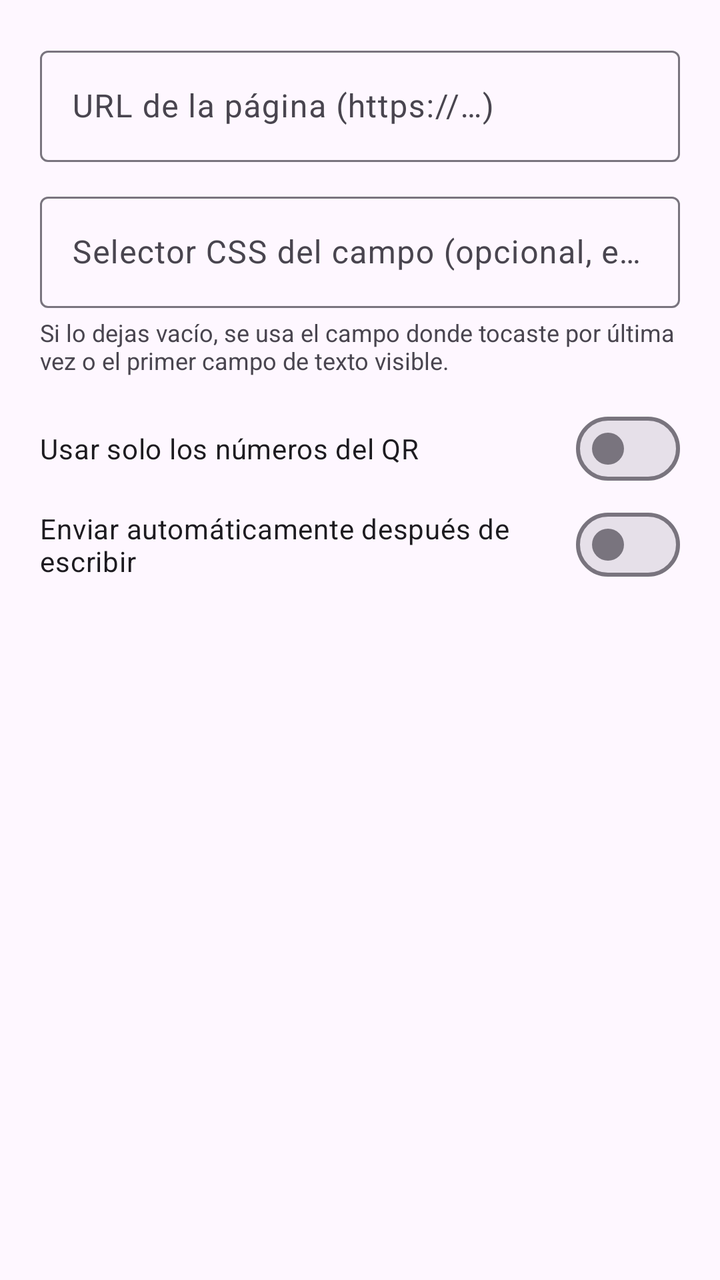
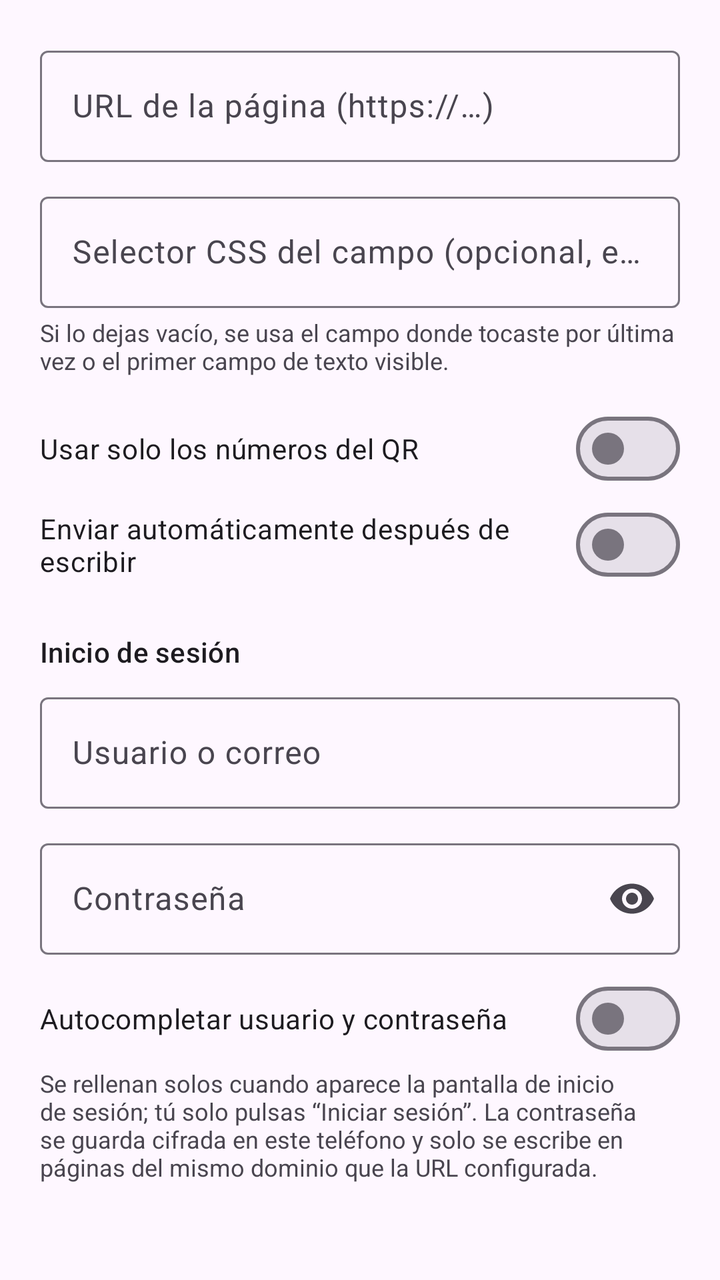

Before-and-after screenshots of an Android layout around one commit, followed by the original layout XML and the change that was made.
<!-- AndroidManifest.xml: application theme Theme.QrParking -->
<!-- res/layout/dialog_settings.xml -->
<?xml version="1.0" encoding="utf-8"?>
<ScrollView xmlns:android="http://schemas.android.com/apk/res/android"
    android:layout_width="match_parent"
    android:layout_height="wrap_content">

    <LinearLayout
        android:layout_width="match_parent"
        android:layout_height="wrap_content"
        android:orientation="vertical"
        android:padding="20dp">

        <com.google.android.material.textfield.TextInputLayout
            android:layout_width="match_parent"
            android:layout_height="wrap_content"
            android:hint="@string/url_hint">

            <com.google.android.material.textfield.TextInputEditText
                android:id="@+id/editUrl"
                android:layout_width="match_parent"
                android:layout_height="wrap_content"
                android:inputType="textUri" />
        </com.google.android.material.textfield.TextInputLayout>

        <com.google.android.material.textfield.TextInputLayout
            android:layout_width="match_parent"
            android:layout_height="wrap_content"
            android:layout_marginTop="12dp"
            android:hint="@string/selector_hint">

            <com.google.android.material.textfield.TextInputEditText
                android:id="@+id/editSelector"
                android:layout_width="match_parent"
                android:layout_height="wrap_content"
                android:inputType="text" />
        </com.google.android.material.textfield.TextInputLayout>

        <TextView
            android:layout_width="match_parent"
            android:layout_height="wrap_content"
            android:layout_marginTop="4dp"
            android:text="@string/selector_help"
            android:textSize="12sp" />

        <com.google.android.material.materialswitch.MaterialSwitch
            android:id="@+id/switchDigits"
            android:layout_width="match_parent"
            android:layout_height="wrap_content"
            android:layout_marginTop="12dp"
            android:text="@string/digits_only" />

        <com.google.android.material.materialswitch.MaterialSwitch
            android:id="@+id/switchSubmit"
            android:layout_width="match_parent"
            android:layout_height="wrap_content"
            android:text="@string/auto_submit" />
    </LinearLayout>
</ScrollView>
<!-- resources referenced by this layout -->
<resources>
  <string name="auto_submit">Enviar automáticamente después de escribir</string>
  <string name="digits_only">Usar solo los números del QR</string>
  <string name="selector_help">Si lo dejas vacío, se usa el campo donde tocaste por última vez o el primer campo de texto visible.</string>
  <string name="selector_hint">Selector CSS del campo (opcional, ej. #codigo)</string>
  <string name="url_hint">URL de la página (https://…)</string>
  <style name="Theme.QrParking" parent="Theme.Material3.DayNight.NoActionBar">
          <item name="colorPrimary">@color/brand</item>
          <item name="colorOnPrimary">@color/on_brand</item>
          <item name="colorPrimaryContainer">@color/brand</item>
          <item name="colorOnPrimaryContainer">@color/on_brand</item>
          <item name="android:statusBarColor">@color/brand_dark</item>
      </style>
  <color name="brand">#1565C0</color>
  <color name="on_brand">#FFFFFF</color>
  <color name="brand_dark">#0D47A1</color>
</resources>

<!-- the commit's change to res/layout/dialog_settings.xml (unified diff, before → after) -->
@@ -1,5 +1,6 @@
 <?xml version="1.0" encoding="utf-8"?>
 <ScrollView xmlns:android="http://schemas.android.com/apk/res/android"
+    xmlns:app="http://schemas.android.com/apk/res-auto"
     android:layout_width="match_parent"
     android:layout_height="wrap_content">
 
@@ -53,5 +54,52 @@
             android:layout_width="match_parent"
             android:layout_height="wrap_content"
             android:text="@string/auto_submit" />
+
+        <TextView
+            android:layout_width="match_parent"
+            android:layout_height="wrap_content"
+            android:layout_marginTop="20dp"
+            android:text="@string/login_section"
+            android:textAppearance="?attr/textAppearanceTitleSmall" />
+
+        <com.google.android.material.textfield.TextInputLayout
+            android:layout_width="match_parent"
+            android:layout_height="wrap_content"
+            android:layout_marginTop="8dp"
+            android:hint="@string/username_hint">
+
+            <com.google.android.material.textfield.TextInputEditText
+                android:id="@+id/editUser"
+                android:layout_width="match_parent"
+                android:layout_height="wrap_content"
+                android:inputType="text" />
+        </com.google.android.material.textfield.TextInputLayout>
+
+        <com.google.android.material.textfield.TextInputLayout
+            android:layout_width="match_parent"
+            android:layout_height="wrap_content"
+            android:layout_marginTop="12dp"
+            android:hint="@string/password_hint"
+            app:endIconMode="password_toggle">
+
+            <com.google.android.material.textfield.TextInputEditText
+                android:id="@+id/editPass"
+                android:layout_width="match_parent"
+                android:layout_height="wrap_content"
+                android:inputType="textPassword" />
+        </com.google.android.material.textfield.TextInputLayout>
+
+        <com.google.android.material.materialswitch.MaterialSwitch
+            android:id="@+id/switchAutoLogin"
+            android:layout_width="match_parent"
+            android:layout_height="wrap_content"
+            android:layout_marginTop="8dp"
+            android:text="@string/auto_login" />
+
+        <TextView
+            android:layout_width="match_parent"
+            android:layout_height="wrap_content"
+            android:text="@string/login_help"
+            android:textSize="12sp" />
     </LinearLayout>
 </ScrollView>
<!-- resource entries referenced after the edit -->
@@ -1,10 +1,15 @@
 <!-- resources referenced by this layout -->
 <resources>
+  <string name="auto_login">Autocompletar usuario y contraseña</string>
   <string name="auto_submit">Enviar automáticamente después de escribir</string>
   <string name="digits_only">Usar solo los números del QR</string>
+  <string name="login_help">Se rellenan solos cuando aparece la pantalla de inicio de sesión; tú solo pulsas “Iniciar sesión”. La contraseña se guarda cifrada en este teléfono y solo se escribe en páginas del mismo dominio que la URL configurada.</string>
+  <string name="login_section">Inicio de sesión</string>
+  <string name="password_hint">Contraseña</string>
   <string name="selector_help">Si lo dejas vacío, se usa el campo donde tocaste por última vez o el primer campo de texto visible.</string>
   <string name="selector_hint">Selector CSS del campo (opcional, ej. #codigo)</string>
   <string name="url_hint">URL de la página (https://…)</string>
+  <string name="username_hint">Usuario o correo</string>
   <style name="Theme.QrParking" parent="Theme.Material3.DayNight.NoActionBar">
           <item name="colorPrimary">@color/brand</item>
           <item name="colorOnPrimary">@color/on_brand</item>
